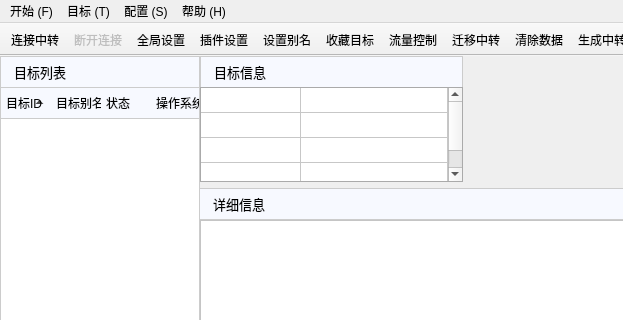
Qt form maindlg.ui (yzx65/RemoteControl) before a commit; both pictures show x 0 to 623 and y 0 to 320 of the 1375 by 830 pixel window.
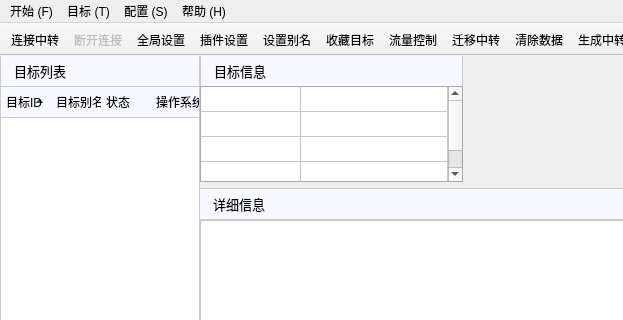
The same form after that commit. Icons and pictures are not drawn.

```diff
--- a/maindlg.ui
+++ b/maindlg.ui
@@ -50,6 +50,7 @@
 	padding-left:10px;
 	border:1px solid #cccccc;
 	border-bottom-width:1px;
+	border-top-width:0px;
 }</string>
           </property>
           <property name="text">
@@ -275,7 +276,7 @@
              <property name="minimumSize">
               <size>
                <width>263</width>
-               <height>31</height>
+               <height>30</height>
               </size>
              </property>
              <property name="maximumSize">
@@ -295,6 +296,7 @@
 	padding-left:10px;
 	border:1px solid #cccccc;
 	border-bottom-width:0px;
+	border-top-width:0px;
 }</string>
              </property>
              <property name="text">
@@ -348,6 +350,9 @@
      image:none;
 }</string>
              </property>
+             <property name="frameShape">
+              <enum>QFrame::NoFrame</enum>
+             </property>
              <property name="editTriggers">
               <set>QAbstractItemView::NoEditTriggers</set>
              </property>
```
